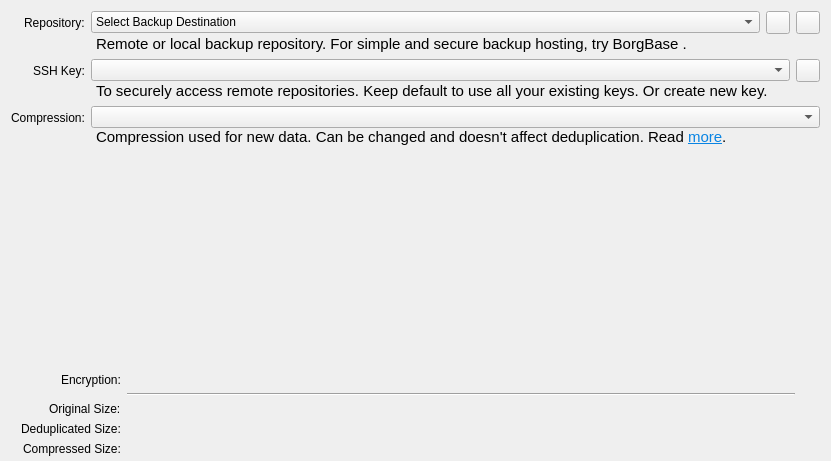
Before: the Qt Designer form src/vorta/assets/UI/repotab.ui in borgbase/vorta, drawn with Qt 5.
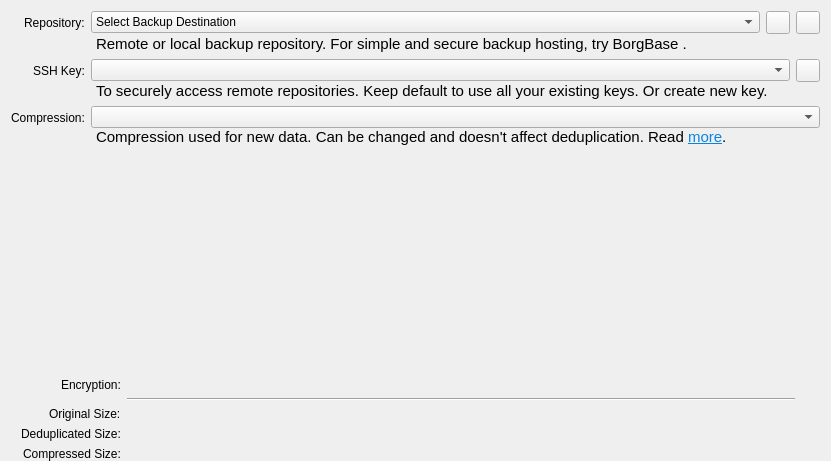
After: the same form once the commit is applied.

The edit to the form file:
```diff
--- a/src/vorta/assets/UI/repotab.ui
+++ b/src/vorta/assets/UI/repotab.ui
@@ -24,7 +24,7 @@
   </property>
   <layout class="QVBoxLayout" name="verticalLayout">
    <property name="bottomMargin">
-    <number>5</number>
+    <number>0</number>
    </property>
    <item>
     <layout class="QFormLayout" name="formLayout">
```
